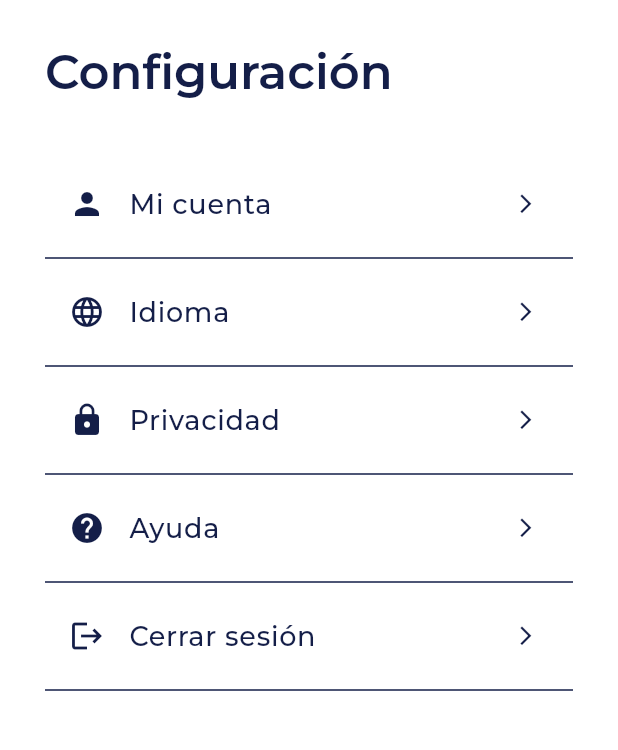
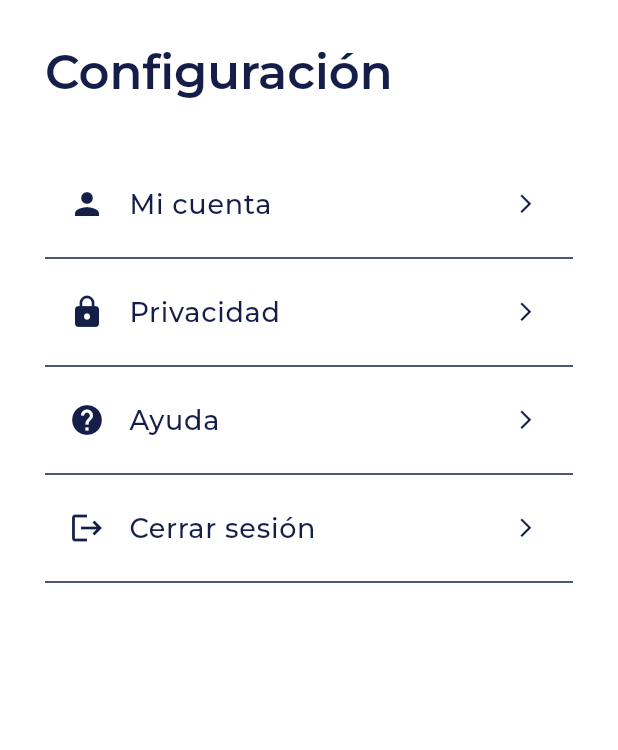
Before and after one commit to HadalyVillasclaras/somnia-ghanta, a Flutter app: the HomeViewConfig widget shown alone on an empty page, opened directly, on a phone screen of 412 x 824 dp, the part 57-807 px from its top. Run offline on Flutter 3.47's test engine with Material 3 defaults, Android fonts, the phone set to English and light mode, and no system bars; our stand-ins replace animate_do, appinio_swiper, audioplayers, dio, easy_date_timeline, flutter_dotenv and 9 more; missing offline and left inert: fancy_audio_recorder, super_tooltip; accounts and stored records are empty.

Commit message:
update: hide language settings

```diff
--- a/lib/presentation/views/home_view_config.dart
+++ b/lib/presentation/views/home_view_config.dart
@@ -28,17 +28,6 @@ class _HomeViewConfigState extends State<HomeViewConfig> {
       child: Column(
         crossAxisAlignment: CrossAxisAlignment.start,
         children: [
-          // TextButton.icon(
-          //   onPressed: () {
-          //     Navigator.pop(context);
-          //   },
-          //   icon: const Icon(
-          //     Icons.arrow_back_ios,
-          //     color: Colors.grey,
-          //     size: 15,
-          //   ),
-          //   label: const Text('Volver', style: TextStyle(color: Colors.grey)),
-          // ),
           Expanded(
             child: IndexedStack(
               index: _selectedIndex,
@@ -49,11 +38,11 @@ class _HomeViewConfigState extends State<HomeViewConfig> {
                   child: const SettingsViewAccount(),
                   onBack: () => _changeIndex(0),
                 ),
-                SettingOptionWrapper(
-                  title: 'Idioma',
-                  child: const SettingsViewLanguage(),
-                  onBack: () => _changeIndex(0),
-                ),
+                // SettingOptionWrapper(
+                //   title: 'Idioma',
+                //   child: const SettingsViewLanguage(),
+                //   onBack: () => _changeIndex(0),
+                // ),
                 SettingOptionWrapper(
                   title: 'Privacidad',
                   child: const SettingsViewPrivacy(),
@@ -143,18 +132,18 @@ class ConfigOptions extends StatelessWidget {
         },
       ),
       const Divider(),
-      ListTile(
-        leading: const Icon(Icons.language),
-        title: const Text('Idioma'),
-        trailing: const Icon(
-          Icons.arrow_forward_ios,
-          size: 15,
-        ),
-        onTap: () {
-          onTap(2);
-        },
-      ),
-      const Divider(),
+      // ListTile(
+      //   leading: const Icon(Icons.language),
+      //   title: const Text('Idioma'),
+      //   trailing: const Icon(
+      //     Icons.arrow_forward_ios,
+      //     size: 15,
+      //   ),
+      //   onTap: () {
+      //     onTap(2);
+      //   },
+      // ),
+      // const Divider(),
       ListTile(
         leading: const Icon(Icons.lock),
         title: const Text('Privacidad'),
@@ -163,7 +152,7 @@ class ConfigOptions extends StatelessWidget {
           size: 15,
         ),
         onTap: () {
-          onTap(3);
+          onTap(2);
         },
       ),
       const Divider(),
@@ -175,7 +164,7 @@ class ConfigOptions extends StatelessWidget {
           size: 15,
         ),
         onTap: () {
-          onTap(4);
+          onTap(3);
         },
       ),
       const Divider(),
```
